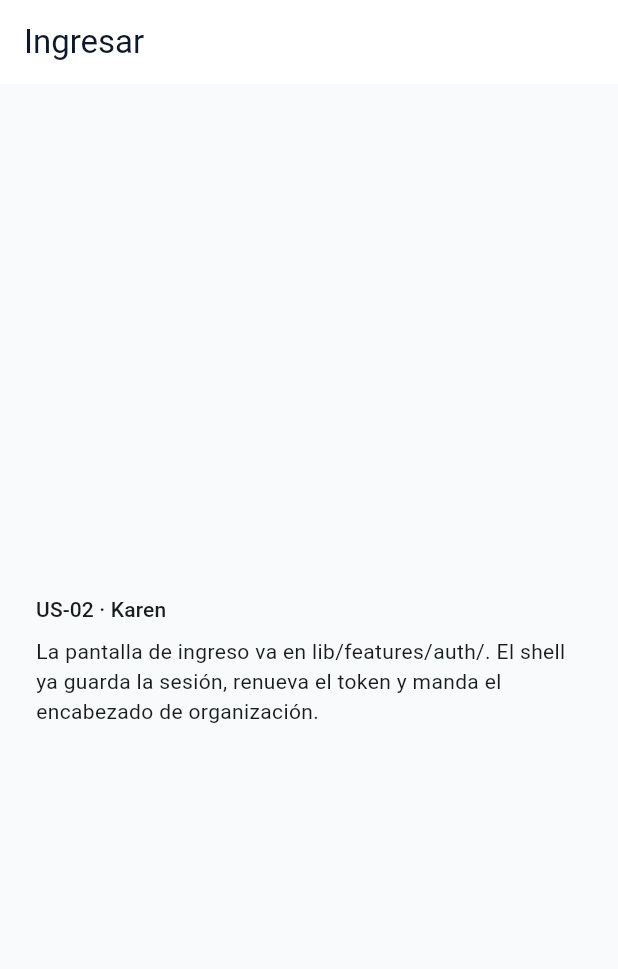
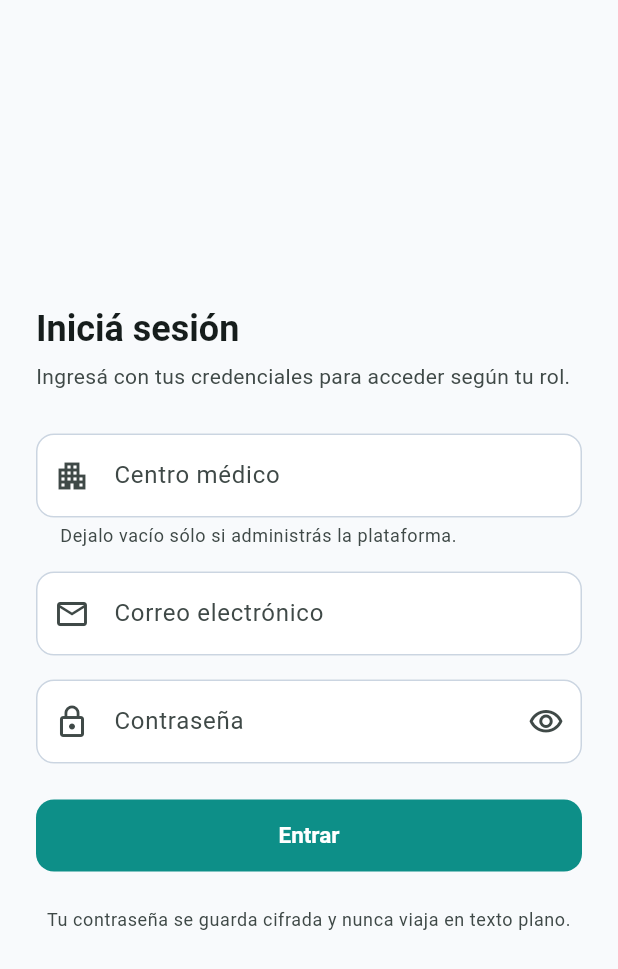
Before and after one commit to MatiusProg/plat_web_movil_medicos, a Flutter app: the screen it shows after launch, on a phone screen of 412 x 824 dp. Shown: the top 969 px of the screen. Run offline on Flutter 3.47's test engine with Material 3 defaults, Android fonts, the phone set to English and light mode, and no system bars; our stand-ins replace flutter_secure_storage, go_router; accounts and stored records are empty.

Commit message:
US-02: inicio y cierre de sesion en el movil
La pantalla de ingreso sobre el shell de T-22, en
mobile/lib/features/auth/:

  auth_service.dart   la llamada a /accounts/login/ y el deposito del
                      resultado en la sesion del shell
  sign_in_screen.dart el formulario y los mensajes

Es el espejo movil de frontend/src/paginas/InicioSesion.tsx y trata los
errores igual, comparando siempre contra el codigo y nunca contra el
texto del mensaje:

  401 credenciales_invalidas     cartel rojo, foco de vuelta en la clave
  423 cuenta_bloqueada           cartel ambar con cuenta regresiva en
                                 vivo, formulario trabado hasta que venza
  403 cuenta_inactiva            cartel rojo, sin reintentar
  400 organizacion_no_disponible error debajo del campo del centro medico
  0   sin_conexion               el backend no esta corriendo

El slug del centro medico viaja en el cuerpo y no por
Session.useOrganization: el backend acepta las dos formas y le da
prioridad al cuerpo, y guardarlo antes de saber si es valido deja escrito
en el telefono el error de tipeo de quien se equivoco. Se guarda al
volver, cuando ya se sabe que existe.

El cierre de sesion no necesito codigo nuevo: Session.signOut ya manda el
refresco a la lista negra, y la redireccion del router hace el resto.

En app_router.dart, la ruta real reemplaza al marcador de US-02. Se quita
_PlaceholderScreen, que quedaba sin usar y hacia fallar flutter analyze.

Probado de extremo a extremo contra el backend local desde un telefono
por USB: ingreso correcto, centro medico inexistente y credenciales que
no son. flutter analyze limpio y 16 pruebas en verde, seis de ellas
nuevas en mobile/test/auth_test.dart.

Co-Authored-By: Claude Opus 5 (1M context) <noreply@anthropic.com>
Claude-Session: https://claude.ai/code/session_01AQeGNjCLS7rSWBP8CaXsF1

```diff
--- a/mobile/lib/core/router/app_router.dart
+++ b/mobile/lib/core/router/app_router.dart
@@ -12,6 +12,7 @@ library;
 import 'package:flutter/material.dart';
 import 'package:go_router/go_router.dart';
 
+import '../../features/auth/sign_in_screen.dart';
 import '../session/session.dart';
 import '../session/session_scope.dart';
 
@@ -56,18 +57,13 @@ GoRouter buildRouter(Session session) {
       ),
 
       // ---------- US-02 (Karen): inicio y cierre de sesión ----------------
-      // La pantalla real va en features/auth/. Este marcador la reemplaza
-      // mientras tanto para que el shell arranque y se pueda navegar.
+      // El cierre no tiene ruta propia: lo dispara `Session.signOut` desde
+      // donde esté el botón —hoy la pantalla de después de entrar, mañana el
+      // perfil de US-05— y la redirección de arriba se encarga del resto.
       GoRoute(
         path: '/sign-in',
         name: Routes.signIn,
-        builder: (context, state) => const _PlaceholderScreen(
-          title: 'Ingresar',
-          story: 'US-02 · Karen',
-          detail: 'La pantalla de ingreso va en lib/features/auth/. '
-              'El shell ya guarda la sesión, renueva el token y manda el '
-              'encabezado de organización.',
-        ),
+        builder: (context, state) => const SignInScreen(),
       ),
 
       // ---------- Pantalla de después de entrar ---------------------------
@@ -88,43 +84,6 @@ class _LoadingScreen extends StatelessWidget {
   Widget build(BuildContext context) {
     return const Scaffold(
       body: Center(child: CircularProgressIndicator()),
-    );
-  }
-}
-
-/// Pantalla de espera de una historia que todavía no existe.
-///
-/// Es a propósito explícita: dice qué historia falta y de quién es, así nadie
-/// la confunde con una pantalla a medio hacer.
-class _PlaceholderScreen extends StatelessWidget {
-  const _PlaceholderScreen({
-    required this.title,
-    required this.story,
-    required this.detail,
-  });
-
-  final String title;
-  final String story;
-  final String detail;
-
-  @override
-  Widget build(BuildContext context) {
-    final theme = Theme.of(context);
-
-    return Scaffold(
-      appBar: AppBar(title: Text(title)),
-      body: Padding(
-        padding: const EdgeInsets.all(24),
-        child: Column(
-          mainAxisAlignment: MainAxisAlignment.center,
-          crossAxisAlignment: CrossAxisAlignment.start,
-          children: [
-            Text(story, style: theme.textTheme.labelLarge),
-            const SizedBox(height: 8),
-            Text(detail, style: theme.textTheme.bodyMedium),
-          ],
-        ),
-      ),
     );
   }
 }
--- /dev/null
+++ b/mobile/lib/features/auth/sign_in_screen.dart
@@ -0,0 +1,398 @@
+/// US-02 — Pantalla de inicio de sesión.
+///
+/// Es el espejo móvil de `frontend/src/paginas/InicioSesion.tsx`, con el mismo
+/// reparto de responsabilidades: casi todo el trabajo está en distinguir los
+/// errores del backend, porque de eso depende que la persona sepa qué hacer.
+///
+///   401 credenciales_invalidas     → cartel rojo, foco de vuelta en la clave
+///   423 cuenta_bloqueada           → cartel ámbar con cuenta regresiva en
+///                                    vivo, formulario trabado hasta que venza
+///   403 cuenta_inactiva            → cartel rojo, sin reintentar
+///   400 organizacion_no_disponible → error debajo del campo del centro médico
+///   0   sin_conexion               → el backend no está corriendo, o el
+///                                    teléfono no llega a la IP de la red local
+///
+/// **Se compara contra `code`, nunca contra el texto del mensaje.** El texto lo
+/// lee una persona y cambia; el código es el contrato.
+///
+/// La navegación al entrar no se hace acá: el router redirige solo cuando la
+/// sesión cambia de estado (`refreshListenable` en `core/router/app_router.dart`).
+library;
+
+import 'dart:async';
+
+import 'package:flutter/material.dart';
+
+import '../../core/api/errors.dart';
+import '../../core/session/session_scope.dart';
+import 'auth_service.dart';
+
+class SignInScreen extends StatefulWidget {
+  const SignInScreen({super.key});
+
+  @override
+  State<SignInScreen> createState() => _SignInScreenState();
+}
+
+class _SignInScreenState extends State<SignInScreen> {
+  final _formKey = GlobalKey<FormState>();
+  final _organization = TextEditingController();
+  final _email = TextEditingController();
+  final _password = TextEditingController();
+  final _passwordFocus = FocusNode();
+
+  bool _showPassword = false;
+  bool _submitting = false;
+  ApiError? _error;
+
+  /// Lo que falta para que se libere la cuenta (RNF-07). `null` si no está
+  /// bloqueada.
+  Duration? _remaining;
+  Timer? _countdown;
+
+  /// El slug se prellena una sola vez, con lo que quedó guardado de la última
+  /// sesión: `TokenStorage` lo conserva a propósito al cerrar sesión, porque
+  /// quien sale de un centro médico casi siempre vuelve a entrar al mismo.
+  bool _prefilled = false;
+
+  @override
+  void didChangeDependencies() {
+    super.didChangeDependencies();
+    if (_prefilled) return;
+    _prefilled = true;
+    _organization.text = SessionScope.of(context).organizationSlug ?? '';
+  }
+
+  @override
+  void dispose() {
+    _countdown?.cancel();
+    _organization.dispose();
+    _email.dispose();
+    _password.dispose();
+    _passwordFocus.dispose();
+    super.dispose();
+  }
+
+  bool get _locked => _remaining != null;
+  bool get _inactive => _error?.code == 'cuenta_inactiva';
+
+  /// El formulario no acepta nada mientras se verifica, mientras la cuenta esté
+  /// bloqueada, o si fue dada de baja: en esos dos casos reintentar no cambia
+  /// el resultado y sólo suma intentos fallidos.
+  bool get _frozen => _submitting || _locked || _inactive;
+
+  Future<void> _submit() async {
+    if (_frozen) return;
+    if (!(_formKey.currentState?.validate() ?? false)) return;
+
+    // Cierra el teclado: en un teléfono tapa medio formulario y el cartel de
+    // error aparecería detrás.
+    FocusScope.of(context).unfocus();
+
+    setState(() {
+      _submitting = true;
+      _error = null;
+    });
+
+    final session = SessionScope.of(context);
+
+    try {
+      await AuthService(session: session).signIn(
+        organization: _organization.text.trim(),
+        email: _email.text.trim(),
+        password: _password.text,
+      );
+      // No se navega: el router lo hace cuando la sesión pasa a iniciada. Y no
+      // se toca el estado, porque para entonces esta pantalla ya no está.
+      return;
+    } on ApiError catch (error) {
+      if (!mounted) return;
+      setState(() {
+        _error = error;
+        // La contraseña se limpia siempre: la que se escribió no sirvió, y
+        // dejarla puesta invita a mandarla otra vez igual.
+        _password.clear();
+      });
+      if (error.code == 'cuenta_bloqueada') _startCountdown(error.lockedUntil);
+      if (error.code == 'credenciales_invalidas') _passwordFocus.requestFocus();
+    } finally {
+      if (mounted) setState(() => _submitting = false);
+    }
+  }
+
+  /// Arranca la cuenta regresiva del bloqueo temporal.
+  ///
+  /// Sin `locked_until` —un backend viejo, o un reloj que no se pudo leer— se
+  /// deja el cartel sin contador y el formulario habilitado: es preferible que
+  /// la persona pueda reintentar a trabarle la pantalla sin decirle hasta
+  /// cuándo.
+  void _startCountdown(DateTime? until) {
+    _countdown?.cancel();
+    if (until == null) return;
+
+    void tick() {
+      final left = until.difference(DateTime.now());
+      if (left.isNegative || left.inSeconds == 0) {
+        _countdown?.cancel();
+        if (mounted) {
+          setState(() {
+            _remaining = null;
+            _error = null;
+          });
+        }
+        return;
+      }
+      if (mounted) setState(() => _remaining = left);
+    }
+
+    tick();
+    _countdown = Timer.periodic(const Duration(seconds: 1), (_) => tick());
+  }
+
+  @override
+  Widget build(BuildContext context) {
+    final theme = Theme.of(context);
+
+    // El error del slug se pinta debajo de su campo y no en el cartel: es un
+    // dato mal escrito, no un problema de credenciales.
+    final organizationError = _error?.code == 'organizacion_no_disponible'
+        ? (_error?.forField('organization') ?? _error?.message)
+        : null;
+
+    return Scaffold(
+      body: SafeArea(
+        child: Center(
+          child: SingleChildScrollView(
+            padding: const EdgeInsets.symmetric(horizontal: 24, vertical: 32),
+            child: ConstrainedBox(
+              constraints: const BoxConstraints(maxWidth: 420),
+              child: Form(
+                key: _formKey,
+                child: Column(
+                  crossAxisAlignment: CrossAxisAlignment.stretch,
+                  children: [
+                    Text(
+                      'Iniciá sesión',
+                      style: theme.textTheme.headlineSmall
+                          ?.copyWith(fontWeight: FontWeight.w600),
+                    ),
+                    const SizedBox(height: 6),
+                    Text(
+                      'Ingresá con tus credenciales para acceder según tu rol.',
+                      style: theme.textTheme.bodyMedium?.copyWith(
+                        color: theme.colorScheme.onSurfaceVariant,
+                      ),
+                    ),
+                    const SizedBox(height: 28),
+
+                    TextFormField(
+                      controller: _organization,
+                      enabled: !_frozen,
+                      autocorrect: false,
+                      textInputAction: TextInputAction.next,
+                      decoration: InputDecoration(
+                        labelText: 'Centro médico',
+                        hintText: 'kolping',
+                        helperText:
+                            'Dejalo vacío sólo si administrás la plataforma.',
+                        errorText: organizationError,
+                        prefixIcon: const Icon(Icons.apartment_outlined),
+                      ),
+                    ),
+                    const SizedBox(height: 16),
+
+                    TextFormField(
+                      controller: _email,
+                      enabled: !_frozen,
+                      autocorrect: false,
+                      keyboardType: TextInputType.emailAddress,
+                      textInputAction: TextInputAction.next,
+                      decoration: const InputDecoration(
+                        labelText: 'Correo electrónico',
+                        hintText: 'nombre@centromedico.com',
+                        prefixIcon: Icon(Icons.mail_outline),
+                      ),
+                      validator: _validateEmail,
+                    ),
+                    const SizedBox(height: 16),
+
+                    TextFormField(
+                      controller: _password,
+                      focusNode: _passwordFocus,
+                      enabled: !_frozen,
+                      obscureText: !_showPassword,
+                      textInputAction: TextInputAction.done,
+                      onFieldSubmitted: (_) => _submit(),
+                      decoration: InputDecoration(
+                        labelText: 'Contraseña',
+                        prefixIcon: const Icon(Icons.lock_outline),
+                        suffixIcon: IconButton(
+                          onPressed: _frozen
+                              ? null
+                              : () => setState(
+                                    () => _showPassword = !_showPassword,
+                                  ),
+                          tooltip: _showPassword
+                              ? 'Ocultar la contraseña'
+                              : 'Mostrar la contraseña',
+                          icon: Icon(
+                            _showPassword
+                                ? Icons.visibility_off_outlined
+                                : Icons.visibility_outlined,
+                          ),
+                        ),
+                      ),
+                      validator: (value) => (value ?? '').isEmpty
+                          ? 'Escribí tu contraseña.'
+                          : null,
+                    ),
+
+                    if (_error != null && organizationError == null) ...[
+                      const SizedBox(height: 20),
+                      _Notice(error: _error!, remaining: _remaining),
+                    ],
+
+                    const SizedBox(height: 24),
+                    FilledButton(
+                      onPressed: _frozen ? null : _submit,
+                      style: FilledButton.styleFrom(
+                        minimumSize: const Size.fromHeight(48),
+                      ),
+                      child: _submitting
+                          ? const _ButtonProgress(label: 'Verificando…')
+                          : const Text('Entrar'),
+                    ),
+
+                    const SizedBox(height: 24),
+                    Text(
+                      'Tu contraseña se guarda cifrada y nunca viaja en texto '
+                      'plano.',
+                      textAlign: TextAlign.center,
+                      style: theme.textTheme.bodySmall?.copyWith(
+                        color: theme.colorScheme.onSurfaceVariant,
+                      ),
+                    ),
+                  ],
+                ),
+              ),
+            ),
+          ),
+        ),
+      ),
+    );
+  }
+
+  /// Validación de forma, no de existencia.
+  ///
+  /// Comprueba que haya algo con pinta de correo para no gastar una ida al
+  /// servidor —y un intento fallido de los cinco del RNF-07— en un campo vacío
+  /// o con un tipeo evidente.
+  static String? _validateEmail(String? value) {
+    final email = (value ?? '').trim();
+    if (email.isEmpty) return 'Escribí tu correo electrónico.';
+    if (!email.contains('@') || !email.contains('.')) {
+      return 'Ese correo no parece válido.';
+    }
+    return null;
+  }
+}
+
+/// El cartel de error, con el color que corresponde a lo que pasó.
+///
+/// El bloqueo va en ámbar y no en rojo: no es un error de quien está mirando la
+/// pantalla, es una espera. Y lleva el tiempo que falta, porque un bloqueo sin
+/// plazo se lee como una cuenta perdida.
+class _Notice extends StatelessWidget {
+  const _Notice({required this.error, this.remaining});
+
+  final ApiError error;
+  final Duration? remaining;
+
+  @override
+  Widget build(BuildContext context) {
+    final theme = Theme.of(context);
+    final locked = error.code == 'cuenta_bloqueada';
+
+    final color = locked
+        ? const Color(0xFFB26A00)
+        : theme.colorScheme.error;
+
+    return Container(
+      padding: const EdgeInsets.all(14),
+      decoration: BoxDecoration(
+        color: color.withValues(alpha: 0.10),
+        border: Border.all(color: color.withValues(alpha: 0.40)),
+        borderRadius: BorderRadius.circular(12),
+      ),
+      child: Row(
+        crossAxisAlignment: CrossAxisAlignment.start,
+        children: [
+          Icon(
+            locked
+                ? Icons.timer_outlined
+                : error.isOffline
+                    ? Icons.wifi_off_outlined
+                    : Icons.error_outline,
+            color: color,
+            size: 20,
+          ),
+          const SizedBox(width: 10),
+          Expanded(
+            child: Column(
+              crossAxisAlignment: CrossAxisAlignment.start,
+              children: [
+                Text(
+                  error.message,
+                  style: theme.textTheme.bodyMedium?.copyWith(color: color),
+                ),
+                if (remaining != null) ...[
+                  const SizedBox(height: 4),
+                  Text(
+                    'Podés volver a intentar en ${_format(remaining!)}.',
+                    style: theme.textTheme.bodySmall?.copyWith(
+                      color: color,
+                      fontWeight: FontWeight.w600,
+                    ),
+                  ),
+                ],
+              ],
+            ),
+          ),
+        ],
+      ),
+    );
+  }
+
+  static String _format(Duration left) {
+    final minutes = left.inMinutes;
+    final seconds = left.inSeconds % 60;
+    if (minutes == 0) return '$seconds s';
+    return '$minutes:${seconds.toString().padLeft(2, '0')} min';
+  }
+}
+
+/// El botón mientras espera la respuesta.
+///
+/// Se muestra el texto además del indicador: un botón que sólo gira no dice si
+/// está verificando o si se colgó.
+class _ButtonProgress extends StatelessWidget {
+  const _ButtonProgress({required this.label});
+
+  final String label;
+
+  @override
+  Widget build(BuildContext context) {
+    return Row(
+      mainAxisAlignment: MainAxisAlignment.center,
+      children: [
+        const SizedBox(
+          width: 16,
+          height: 16,
+          child: CircularProgressIndicator(strokeWidth: 2),
+        ),
+        const SizedBox(width: 10),
+        Text(label),
+      ],
+    );
+  }
+}
```
Also changed, not shown: mobile/lib/features/auth/auth_service.dart (added, +80 -0 lines), 1 other file.
